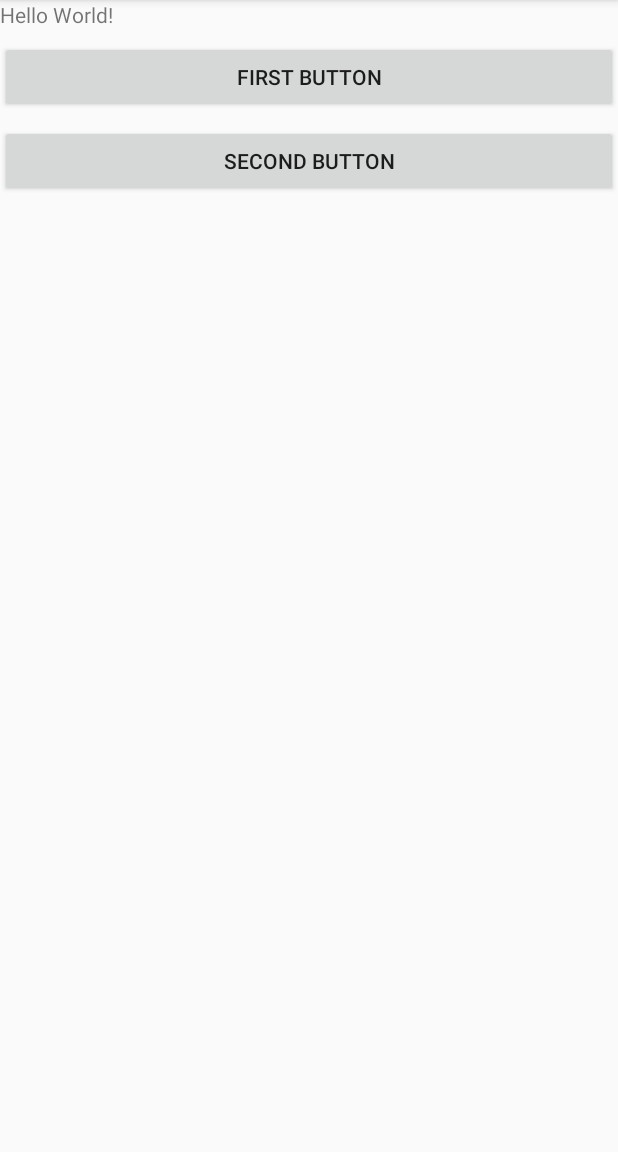
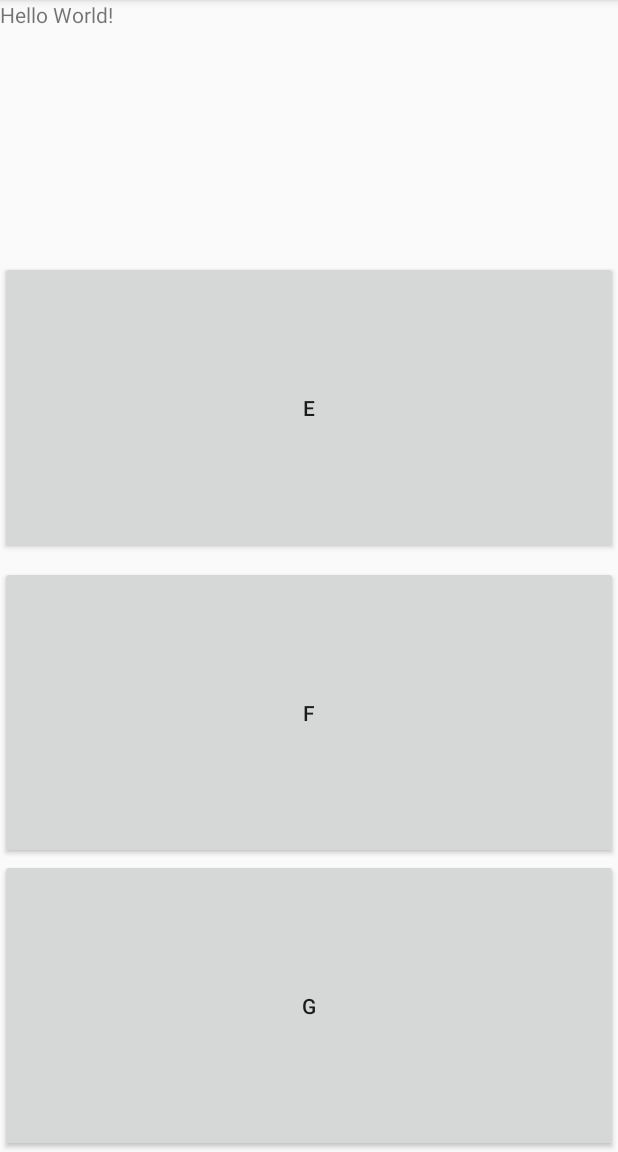
Before and after one commit to idel05/Synthesizer, an Android app: the screen it shows after launch (SynthesizerActivity), on a phone screen of 412 x 824 dp, the part 84-1236 px from its top. Run offline under Robolectric (Android 15) with nearby library versions, the phone set to English and light mode, and no system bars.

```diff
--- a/app/src/main/java/com/example/idel2101/synthesizer/SynthesizerActivity.java
+++ b/app/src/main/java/com/example/idel2101/synthesizer/SynthesizerActivity.java
@@ -13,8 +13,10 @@ public class SynthesizerActivity extends AppCompatActivity {
             SynthesizerActivity.class.getName();
     private Button button1;
     private Button button2;
+    private Button button3;
     private MediaPlayer mpE;
     private MediaPlayer mpF;
+    private MediaPlayer mpG;
     @Override
     protected void onCreate(Bundle savedInstanceState) {
         super.onCreate(savedInstanceState);
@@ -22,15 +24,24 @@ public class SynthesizerActivity extends AppCompatActivity {
 
         button1 = (Button) findViewById(R.id.eButton);
         button2 = (Button) findViewById(R.id.fButton);
+        button3 = (Button) findViewById(R.id.gButton);
         mpE = MediaPlayer.create(this, R.raw.scalee);
         mpF = MediaPlayer.create(this, R.raw.scalef);
-    }
-public void onButton1Click( View v)  {
-    Log.e (TAG, "button1 clicked");
-    mpE.start();
+        mpG = MediaPlayer.create(this, R.raw.scaleg);}
+
+      public void onButton1Click( View v)  {
+        mpE.seekTo(0);
+        Log.e (TAG, "button1 clicked");
+        mpE.start();
         }
  public void onButton2Click(View v) {
+            mpF.seekTo(0);
             Log.e (TAG, "button2 clicked");
             mpF.start();
     }
+    public void onButton3Click(View v) {
+        mpG.seekTo(0);
+        Log.e (TAG, "button3 clicked");
+        mpG.start();
+    }
 }
--- a/app/src/main/res/layout/activity_synthesizer.xml
+++ b/app/src/main/res/layout/activity_synthesizer.xml
@@ -16,6 +16,7 @@
             android:id="@+id/textView"
             android:layout_width="match_parent"
             android:layout_height="wrap_content"
+            android:layout_weight="1"
             android:text="Hello World!"
             tools:layout_editor_absoluteX="156dp"
             tools:layout_editor_absoluteY="1dp"
@@ -26,6 +27,7 @@
             android:layout_width="match_parent"
             android:layout_height="wrap_content"
             android:layout_marginTop="8dp"
+            android:layout_weight="1"
             android:onClick="onButton1Click"
             android:text="@string/mEButton"
             app:layout_constraintTop_toBottomOf="@+id/textView"
@@ -36,11 +38,19 @@
             android:layout_width="match_parent"
             android:layout_height="wrap_content"
             android:layout_marginTop="8dp"
+            android:layout_weight="1"
             android:onClick="onButton2Click"
-            android:text="Second Button"
+            android:text="@string/button2"
             app:layout_constraintTop_toBottomOf="@+id/eButton"
             tools:layout_editor_absoluteX="16dp" />
 
+        <Button
+            android:id="@+id/gButton"
+            android:layout_width="match_parent"
+            android:layout_height="wrap_content"
+            android:layout_weight="1"
+            android:onClick="onButton3Click"
+            android:text="@string/button3" />
     </LinearLayout>
 
 </android.support.constraint.ConstraintLayout>
--- a/app/src/main/res/values/strings.xml
+++ b/app/src/main/res/values/strings.xml
@@ -1,5 +1,6 @@
 <resources>
     <string name="app_name">Synthesizer</string>
-<string name= "mEButton">First Button</string>
-<string name= "button2">Second Button</string>
+<string name= "mEButton">E</string>
+<string name= "button2">F</string>
+    <string name= "button3">G</string>
 </resources>
```
